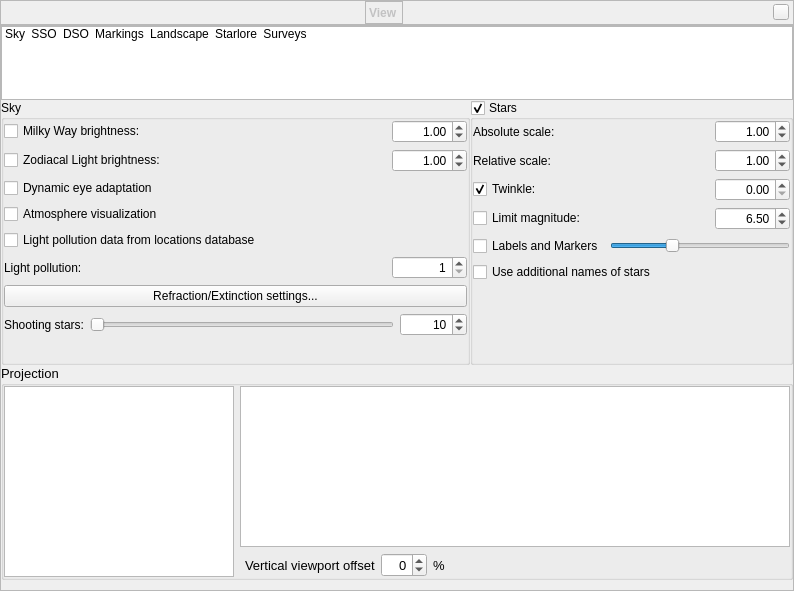
Old version of the form src/gui/viewDialog.ui in the repository Stellarium/stellarium.
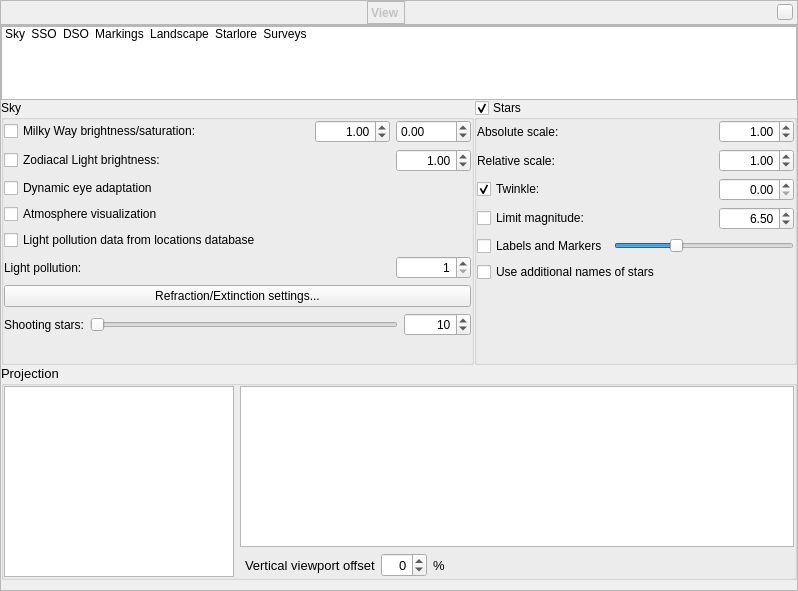
New version of the form. Icons and pictures are not drawn. Custom widgets are drawn as their Qt base class.

Commit message: Add ui input for Milkyway saturation effect

What changed in the file:
```diff
--- a/src/gui/viewDialog.ui
+++ b/src/gui/viewDialog.ui
@@ -6,7 +6,7 @@
    <rect>
     <x>0</x>
     <y>0</y>
-    <width>794</width>
+    <width>798</width>
     <height>591</height>
    </rect>
   </property>
@@ -973,7 +973,7 @@
                <item>
                 <widget class="QCheckBox" name="milkyWayCheckBox">
                  <property name="text">
-                  <string>Milky Way brightness:</string>
+                  <string>Milky Way brightness/saturation:</string>
                  </property>
                 </widget>
                </item>
@@ -1002,6 +1002,25 @@
                  </property>
                 </widget>
                </item>
+               <item>
+                <widget class="QDoubleSpinBox" name="milkyWaySaturationDoubleSpinBox">
+                 <property name="maximumSize">
+                  <size>
+                   <width>75</width>
+                   <height>16777215</height>
+                  </size>
+                 </property>
+                 <property name="minimum">
+                  <double>-1.000000000000000</double>
+                 </property>
+                 <property name="maximum">
+                  <double>1.000000000000000</double>
+                 </property>
+                 <property name="singleStep">
+                  <double>0.100000000000000</double>
+                 </property>
+                </widget>
+               </item>
               </layout>
              </item>
              <item row="3" column="0">
```
Left out of the diff: 5 changed lines with no effect on the pictures. The commit also changes 1 other file.
